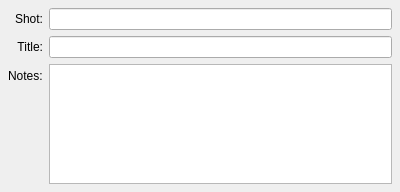
The window that ui/settings_shot_ui.ui (mjbonnington/icarus-gps) describes before a commit, drawn with Qt 5.
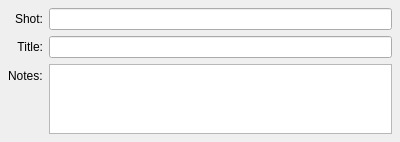
The same window after the commit.

```diff
--- a/ui/settings_shot_ui.ui
+++ b/ui/settings_shot_ui.ui
@@ -7,7 +7,7 @@
     <x>0</x>
     <y>0</y>
     <width>400</width>
-    <height>192</height>
+    <height>139</height>
    </rect>
   </property>
   <property name="windowTitle">
```
